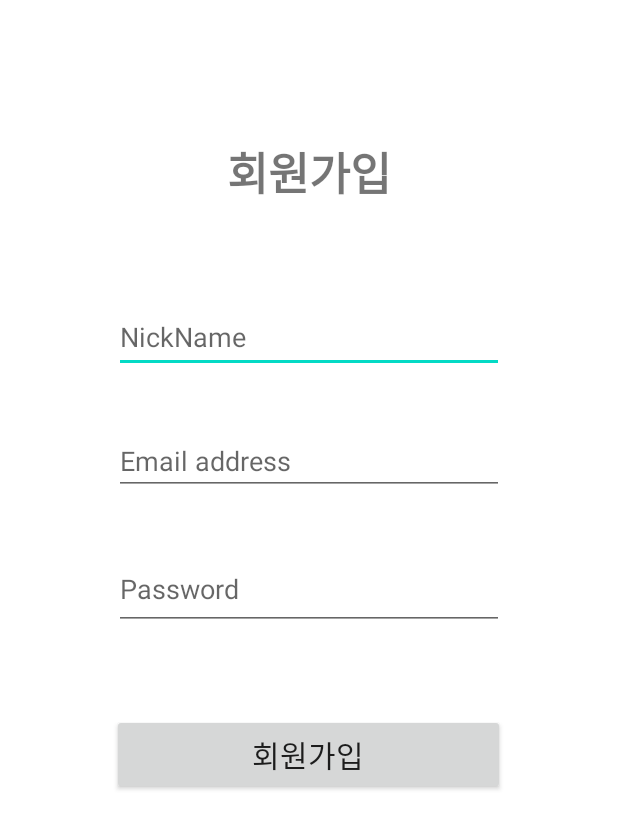
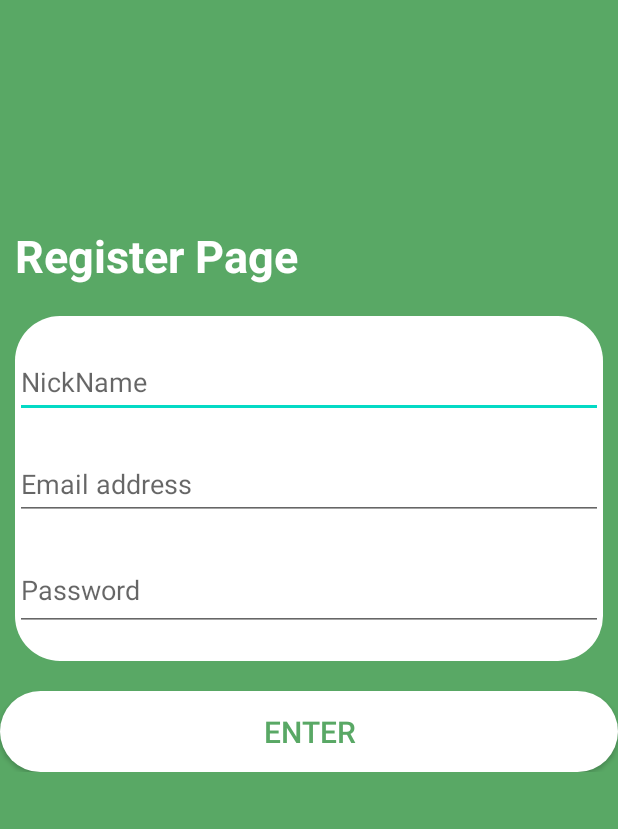
Before and after one commit to SeoMinHyeok1204/FlowerFollower, an Android app: the RegisterActivity screen opened directly, with no data from a screen before it, on a phone screen of 412 x 824 dp. Shown: the top 829 px of the screen. Run offline under Robolectric (Android 15) with nearby library versions, the phone set to English and light mode, and no system bars; our stand-ins replace Firebase (no records; nobody signed in at launch, a user with empty details on screens opened directly).

Commit message:
ui design

```diff
--- /dev/null
+++ b/app/src/main/res/drawable/button_background.xml
@@ -0,0 +1,5 @@
+<?xml version="1.0" encoding="utf-8"?>
+<shape xmlns:android="http://schemas.android.com/apk/res/android">
+    <solid android:color="@color/button_color_green"/>
+    <corners android:radius="30dp"/>
+</shape>
--- /dev/null
+++ b/app/src/main/res/drawable/register_background.xml
@@ -0,0 +1,5 @@
+<?xml version="1.0" encoding="utf-8"?>
+<shape xmlns:android="http://schemas.android.com/apk/res/android">
+    <solid android:color="#FFF"/>
+    <corners android:radius="30dp"/>
+</shape>
--- a/app/src/main/res/layout/activity_register.xml
+++ b/app/src/main/res/layout/activity_register.xml
@@ -4,70 +4,80 @@
     xmlns:tools="http://schemas.android.com/tools"
     android:layout_width="match_parent"
     android:layout_height="match_parent"
+    android:background="@color/main_color_green"
     tools:context=".LoginActivity">
+
+    <LinearLayout
+        android:id="@+id/linearLayout2"
+        android:layout_width="0dp"
+        android:layout_height="wrap_content"
+        android:orientation="vertical"
+        android:layout_marginTop="130dp"
+        app:layout_constraintEnd_toEndOf="parent"
+        app:layout_constraintStart_toStartOf="parent"
+        app:layout_constraintTop_toTopOf="parent">
 
         <TextView
             android:id="@+id/textView"
             android:layout_width="wrap_content"
             android:layout_height="wrap_content"
-        android:layout_marginTop="92dp"
-        android:text="회원가입"
+            android:textColor="#FFF"
+            android:layout_marginTop="20dp"
+            android:layout_marginLeft="10dp"
+            android:text="Register Page"
             android:textSize="30sp"
-        android:textStyle="bold"
-        app:layout_constraintEnd_toEndOf="parent"
-        app:layout_constraintStart_toStartOf="parent"
-        app:layout_constraintTop_toTopOf="parent" />
+            android:textStyle="bold" />
+
+        <LinearLayout
+            android:layout_width="match_parent"
+            android:layout_height="match_parent"
+            android:layout_marginTop="20dp"
+            android:layout_marginLeft="10dp"
+            android:layout_marginRight="10dp"
+            android:background="@drawable/register_background"
+            android:orientation="vertical">
 
             <EditText
                 android:id="@+id/EnterNickName"
-        android:layout_width="260dp"
-        android:layout_height="47dp"
-        android:layout_marginTop="64dp"
+                android:layout_width="match_parent"
+                android:layout_marginTop="20dp"
+                android:layout_height="48dp"
                 android:ems="10"
                 android:hint="NickName"
-        android:inputType="textPersonName"
-        app:layout_constraintEnd_toEndOf="parent"
-        app:layout_constraintHorizontal_bias="0.5"
-        app:layout_constraintStart_toStartOf="parent"
-        app:layout_constraintTop_toBottomOf="@+id/textView" />
+                android:inputType="textPersonName" />
 
             <EditText
                 android:id="@+id/EnterEmail"
-        android:layout_width="260dp"
+                android:layout_width="match_parent"
+                android:layout_marginTop="20dp"
                 android:layout_height="wrap_content"
-        android:layout_marginTop="36dp"
                 android:hint="Email address"
-        app:layout_constraintEnd_toEndOf="parent"
-        app:layout_constraintHorizontal_bias="0.5"
-        app:layout_constraintStart_toStartOf="parent"
-        app:layout_constraintTop_toBottomOf="@+id/EnterNickName">
+                android:minHeight="48dp">
 
             </EditText>
 
             <EditText
                 android:id="@+id/EnterPassword"
-        android:layout_width="260dp"
+                android:layout_width="match_parent"
+                android:layout_marginTop="20dp"
+                android:layout_marginBottom="20dp"
                 android:layout_height="54dp"
-        android:layout_marginTop="36dp"
-        android:hint="Password"
-        app:layout_constraintEnd_toEndOf="parent"
-        app:layout_constraintHorizontal_bias="0.5"
-        app:layout_constraintStart_toStartOf="parent"
-        app:layout_constraintTop_toBottomOf="@+id/EnterEmail">
+                android:hint="Password">
 
             </EditText>
+        </LinearLayout>
 
         <androidx.appcompat.widget.AppCompatButton
             android:id="@+id/AssignButton"
-        android:layout_width="262dp"
+            android:layout_width="match_parent"
             android:layout_height="54dp"
-        android:layout_marginTop="56dp"
-        android:text="회원가입"
-        android:textSize="20sp"
-        app:layout_constraintEnd_toEndOf="parent"
-        app:layout_constraintHorizontal_bias="0.496"
-        app:layout_constraintStart_toStartOf="parent"
-        app:layout_constraintTop_toBottomOf="@+id/EnterPassword" />
+            android:layout_marginTop="20dp"
+            android:background="@drawable/register_background"
+            android:textColor="@color/main_color_green"
+            android:text="Enter"
+            android:textSize="20sp" />
+    </LinearLayout>
+
 
     <ProgressBar
         android:id="@+id/progressBar"
--- a/app/src/main/res/values/colors.xml
+++ b/app/src/main/res/values/colors.xml
@@ -1,5 +1,7 @@
 <?xml version="1.0" encoding="utf-8"?>
 <resources>
+    <color name="main_color_green">#59A865</color>
+    <color name="button_color_green">#84D591</color>
     <color name="purple_200">#FFBB86FC</color>
     <color name="purple_500">#FF6200EE</color>
     <color name="purple_700">#FF3700B3</color>
```
Also changed, not shown: app/src/main/res/drawable/main_background.xml (added, +7 -0 lines), app/src/main/res/layout/activity_find_password.xml (+20 -14 lines), app/src/main/res/layout/activity_flower_info.xml (+19 -9 lines), app/src/main/res/layout/activity_login.xml (+101 -68 lines), app/src/main/res/layout/activity_main.xml (+81 -17 lines), app/src/main/res/drawable-v24/flowerpot.png (added), app/src/main/res/drawable-v24/usermenuimg.png (added). Lines whose indentation alone changed are shown as unchanged.
